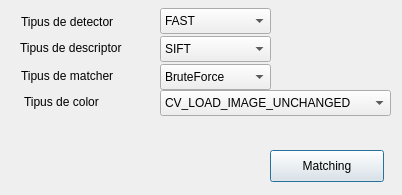
The window that HelloForm.ui (kaneda75/MatchingArtImages) describes before a commit, drawn with Qt 5.
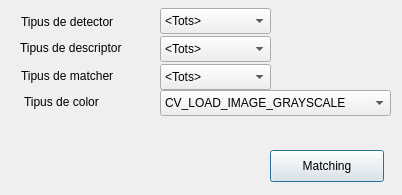
The same window after the commit.

```diff
--- a/HelloForm.ui
+++ b/HelloForm.ui
@@ -22,6 +22,11 @@
      <height>26</height>
     </rect>
    </property>
+   <item>
+    <property name="text">
+     <string>&lt;Tots&gt;</string>
+    </property>
+   </item>
    <item>
     <property name="text">
      <string>FAST</string>
@@ -182,6 +187,11 @@
      <height>26</height>
     </rect>
    </property>
+   <item>
+    <property name="text">
+     <string>&lt;Tots&gt;</string>
+    </property>
+   </item>
    <item>
     <property name="text">
      <string>SIFT</string>
@@ -284,6 +294,11 @@
      <height>26</height>
     </rect>
    </property>
+   <item>
+    <property name="text">
+     <string>&lt;Tots&gt;</string>
+    </property>
+   </item>
    <item>
     <property name="text">
      <string>BruteForce</string>
@@ -332,11 +347,6 @@
      <height>26</height>
     </rect>
    </property>
-   <item>
-    <property name="text">
-     <string>CV_LOAD_IMAGE_UNCHANGED</string>
-    </property>
-   </item>
    <item>
     <property name="text">
      <string>CV_LOAD_IMAGE_GRAYSCALE</string>
```
Left out of the diff: 5 changed lines with no effect on the pictures.
